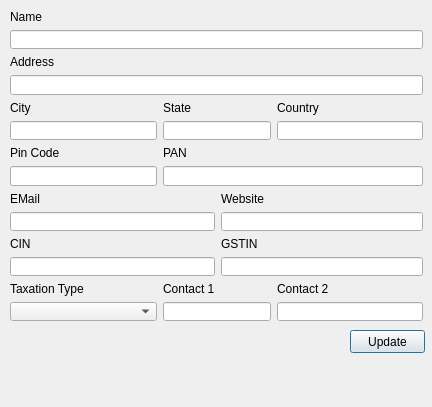
This is company.ui in spal02482/SmartBill as Qt 5 draws it before an edit. The edited form follows.
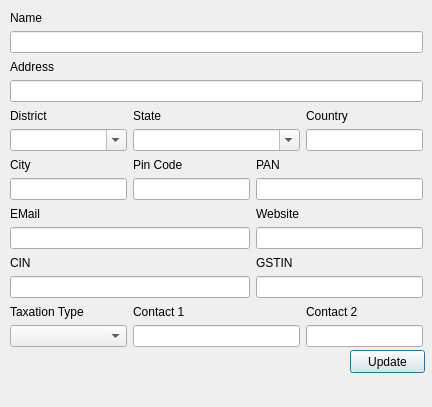
This is the edited form.

Commit message: Changed GST from Amount to Percentage and Added Drop down Menu for states.

```diff
--- a/company.ui
+++ b/company.ui
@@ -17,7 +17,7 @@
    <property name="geometry">
     <rect>
      <x>350</x>
-     <y>330</y>
+     <y>350</y>
      <width>75</width>
      <height>23</height>
     </rect>
@@ -26,16 +26,50 @@
     <string>Update</string>
    </property>
   </widget>
-  <widget class="QWidget" name="">
+  <widget class="QWidget" name="layoutWidget">
    <property name="geometry">
     <rect>
      <x>10</x>
      <y>10</y>
      <width>413</width>
-     <height>311</height>
+     <height>337</height>
     </rect>
    </property>
    <layout class="QGridLayout" name="gridLayout">
+    <item row="14" column="0">
+     <widget class="QLabel" name="label_10">
+      <property name="text">
+       <string>CIN</string>
+      </property>
+     </widget>
+    </item>
+    <item row="13" column="2" colspan="2">
+     <widget class="QLineEdit" name="websiteLineEdit"/>
+    </item>
+    <item row="12" column="2">
+     <widget class="QLabel" name="label_8">
+      <property name="text">
+       <string>Website</string>
+      </property>
+     </widget>
+    </item>
+    <item row="14" column="2">
+     <widget class="QLabel" name="label_11">
+      <property name="text">
+       <string>GSTIN</string>
+      </property>
+     </widget>
+    </item>
+    <item row="11" column="2" colspan="2">
+     <widget class="QLineEdit" name="panLineEdit"/>
+    </item>
+    <item row="9" column="0">
+     <widget class="QLabel" name="label_15">
+      <property name="text">
+       <string>City</string>
+      </property>
+     </widget>
+    </item>
     <item row="0" column="0">
      <widget class="QLabel" name="label">
       <property name="text">
@@ -59,7 +93,7 @@
     <item row="4" column="0">
      <widget class="QLabel" name="label_3">
       <property name="text">
-       <string>City</string>
+       <string>District</string>
       </property>
      </widget>
     </item>
@@ -77,105 +111,89 @@
       </property>
      </widget>
     </item>
-    <item row="5" column="0">
-     <widget class="QLineEdit" name="cityLineEdit"/>
-    </item>
-    <item row="5" column="1" colspan="2">
-     <widget class="QLineEdit" name="stateLineEdit"/>
-    </item>
     <item row="5" column="3">
      <widget class="QLineEdit" name="countryLineEdit"/>
     </item>
-    <item row="6" column="0">
-     <widget class="QLabel" name="label_6">
-      <property name="text">
-       <string>Pin Code</string>
-      </property>
-     </widget>
-    </item>
-    <item row="6" column="1">
-     <widget class="QLabel" name="label_9">
-      <property name="text">
-       <string>PAN</string>
-      </property>
-     </widget>
-    </item>
-    <item row="7" column="0">
-     <widget class="QLineEdit" name="pincodeLineEdit"/>
-    </item>
-    <item row="7" column="1" colspan="3">
-     <widget class="QLineEdit" name="panLineEdit"/>
-    </item>
-    <item row="8" column="0">
+    <item row="12" column="0">
      <widget class="QLabel" name="label_7">
       <property name="text">
        <string>EMail</string>
       </property>
      </widget>
     </item>
-    <item row="8" column="2">
-     <widget class="QLabel" name="label_8">
-      <property name="text">
-       <string>Website</string>
-      </property>
-     </widget>
+    <item row="11" column="1">
+     <widget class="QLineEdit" name="pincodeLineEdit"/>
     </item>
-    <item row="9" column="0" colspan="2">
-     <widget class="QLineEdit" name="emailLineEdit"/>
-    </item>
-    <item row="9" column="2" colspan="2">
-     <widget class="QLineEdit" name="websiteLineEdit"/>
-    </item>
-    <item row="10" column="0">
-     <widget class="QLabel" name="label_10">
+    <item row="9" column="2">
+     <widget class="QLabel" name="label_9">
       <property name="text">
-       <string>CIN</string>
+       <string>PAN</string>
       </property>
      </widget>
     </item>
-    <item row="10" column="2">
-     <widget class="QLabel" name="label_11">
-      <property name="text">
-       <string>GSTIN</string>
+    <item row="5" column="1" colspan="2">
+     <widget class="QComboBox" name="stateComboBox">
+      <property name="editable">
+       <bool>true</bool>
       </property>
      </widget>
     </item>
-    <item row="11" column="0" colspan="2">
+    <item row="15" column="0" colspan="2">
      <widget class="QLineEdit" name="cinLineEdit"/>
     </item>
-    <item row="11" column="2" colspan="2">
-     <widget class="QLineEdit" name="gstinLineEdit"/>
-    </item>
-    <item row="12" column="0">
+    <item row="16" column="0">
      <widget class="QLabel" name="label_12">
       <property name="text">
        <string>Taxation Type</string>
       </property>
      </widget>
     </item>
-    <item row="12" column="1">
-     <widget class="QLabel" name="label_13">
-      <property name="text">
-       <string>Contact 1</string>
-      </property>
-     </widget>
+    <item row="15" column="2" colspan="2">
+     <widget class="QLineEdit" name="gstinLineEdit"/>
     </item>
-    <item row="12" column="3">
+    <item row="16" column="3">
      <widget class="QLabel" name="label_14">
       <property name="text">
        <string>Contact 2</string>
       </property>
      </widget>
     </item>
-    <item row="13" column="0">
+    <item row="16" column="1">
+     <widget class="QLabel" name="label_13">
+      <property name="text">
+       <string>Contact 1</string>
+      </property>
+     </widget>
+    </item>
+    <item row="17" column="0">
      <widget class="QComboBox" name="taxationtypeComboBox"/>
     </item>
-    <item row="13" column="1" colspan="2">
+    <item row="17" column="1" colspan="2">
      <widget class="QLineEdit" name="contact1LineEdit"/>
     </item>
-    <item row="13" column="3">
+    <item row="17" column="3">
      <widget class="QLineEdit" name="contact2LineEdit"/>
     </item>
+    <item row="11" column="0">
+     <widget class="QLineEdit" name="cityLineEdit"/>
+    </item>
+    <item row="9" column="1">
+     <widget class="QLabel" name="label_6">
+      <property name="text">
+       <string>Pin Code</string>
+      </property>
+     </widget>
+    </item>
+    <item row="5" column="0">
+     <widget class="QComboBox" name="districtComboBox">
+      <property name="editable">
+       <bool>true</bool>
+      </property>
+     </widget>
+    </item>
+    <item row="13" column="0" colspan="2">
+     <widget class="QLineEdit" name="emailLineEdit"/>
+    </item>
    </layout>
   </widget>
  </widget>
```
Left out of the diff: 10 changed lines with no effect on the pictures. The commit also changes 5 other files.
